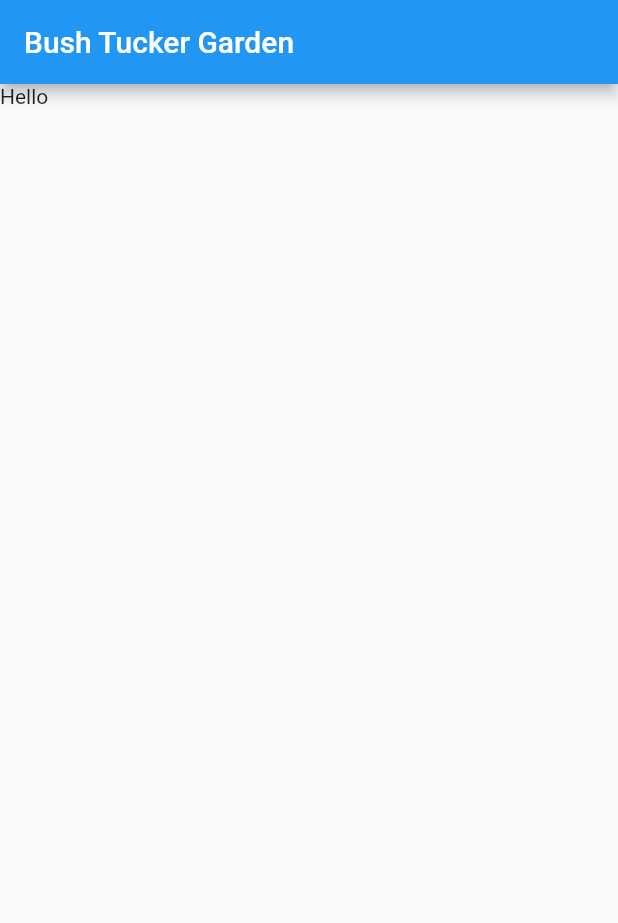
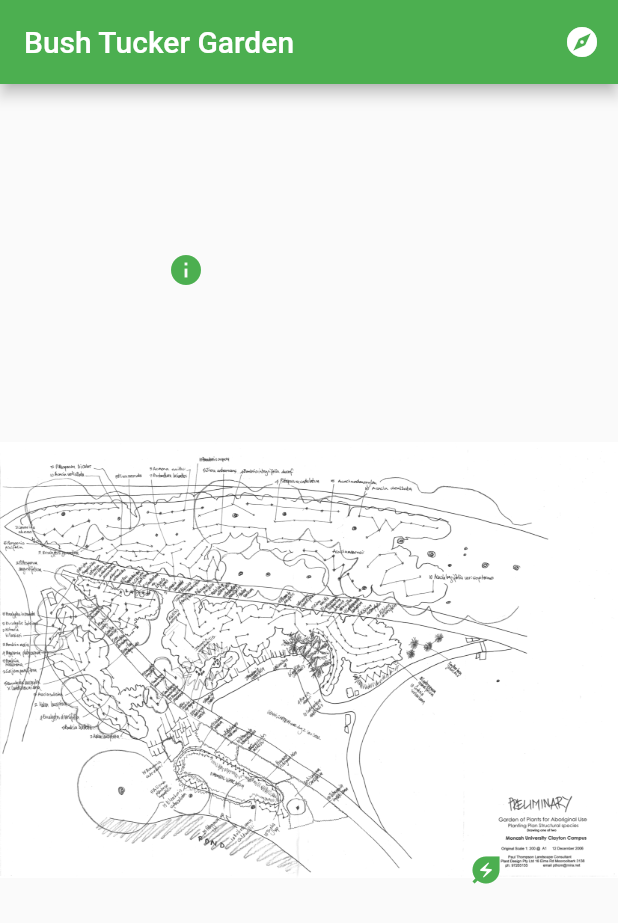
Before and after one commit to BlenderSleuth/bush_tucker_garden, a Flutter app: the screen it shows after launch, on a phone screen of 412 x 824 dp. Shown: the top 923 px of the screen. Run offline on Flutter 3.47's test engine with Material 2 defaults, Android fonts, the phone set to English and light mode, and no system bars.

Commit message:
first interaction demo

```diff
--- a/lib/main.dart
+++ b/lib/main.dart
@@ -7,38 +7,108 @@ void main() {
 class BushTuckerApp extends StatelessWidget {
   const BushTuckerApp({super.key});
 
-  // This widget is the root of your application.
   @override
   Widget build(BuildContext context) {
-    return MaterialApp(
-      title: 'Bush Tucker Garden',
-      theme: ThemeData(
-        primarySwatch: Colors.blue,
-      ),
-      home: const HomePage(title: 'Bush Tucker Garden'),
+    return  MaterialApp(
+        title: 'Bush Tucker Garden',
+        theme: ThemeData(
+          primarySwatch: Colors.green,
+        ),
+        home: const BushTuckerNavigation()
     );
   }
 }
 
-class HomePage extends StatefulWidget {
-  const HomePage({super.key, required this.title});
-
-  final String title;
+class BushTuckerNavigation extends StatefulWidget {
+  const BushTuckerNavigation({super.key});
 
   @override
-  State<HomePage> createState() => _HomePageState();
+  State<BushTuckerNavigation> createState() => _BushTuckerNavigationState();
 }
 
-class _HomePageState extends State<HomePage> {
+class _BushTuckerNavigationState extends State<BushTuckerNavigation> {
+  void _pushAbout() {
+    Navigator.of(context).push(MaterialPageRoute<void>(builder: (context) {
+      return Scaffold(
+          appBar: AppBar(
+            title: const Text("About the garden"),
+          ),
+          body: const Center(child: Text("About")));
+    }));
+  }
+
   @override
   Widget build(BuildContext context) {
     return Scaffold(
       appBar: AppBar(
-        title: Text(widget.title),
+        title: const Text('Bush Tucker Garden'),
+        actions: [
+          IconButton(onPressed: _pushAbout, icon: const Icon(Icons.explore))
+        ],
       ),
-      body: const Text(
-        'Hello',
-      ),
+      body: const MapWidget(),
     );
   }
 }
+
+class PlantInfo {
+  String name;
+
+  PlantInfo(this.name);
+}
+
+class InfoButton {
+  final double left;
+  final double top;
+  final IconData icon;
+  final PlantInfo? plantInfo;
+
+  const InfoButton(
+      {required this.left,
+      required this.top,
+      required this.icon,
+      this.plantInfo});
+}
+
+class MapWidget extends StatefulWidget {
+  const MapWidget({super.key});
+
+  @override
+  State<MapWidget> createState() => _MapWidgetState();
+}
+
+class _MapWidgetState extends State<MapWidget> {
+  final infoButtons = <InfoButton>[
+    const InfoButton(left: 100, top: 100, icon: Icons.info),
+    const InfoButton(left: 300, top: 500, icon: Icons.energy_savings_leaf),
+  ];
+
+  void _pushInfo() {
+    Navigator.of(context).push(MaterialPageRoute<void>(builder: (context) {
+      return Scaffold(
+          appBar: AppBar(
+            title: const Text("Plant Info"),
+          ),
+          body: const Center(child: Text("Info")));
+    }));
+  }
+
+  @override
+  Widget build(BuildContext context) {
+    var children = <Widget>[Image.asset('assets/images/map.png')];
+
+    for (var infoButton in infoButtons) {
+      children.add(Positioned(
+          left: infoButton.left,
+          top: infoButton.top,
+          child: IconButton(
+            onPressed: _pushInfo,
+            icon: Icon(infoButton.icon),
+            color: Colors.green,
+          )));
+    }
+
+    return InteractiveViewer(
+        child: Stack(fit: StackFit.expand, children: children));
+  }
+}
```
Also changed, not shown: pubspec.yaml (+2 -25 lines), assets/images/map.png (added), assets/images/plant1.jpg (added).
